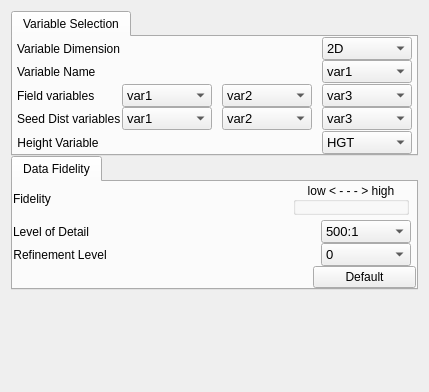
Above: apps/vaporgui/VariablesWidgetGUI.ui from StasJ/vapor-formatted before the change. Below: the same form after it.
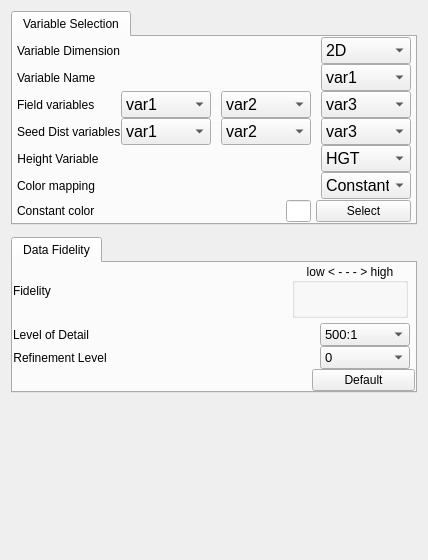
That is the form after the change.

Commit message: TFWidget fixed, now to move color selectors to VariablesWidget

What changed in the file:
```diff
--- a/apps/vaporgui/VariablesWidgetGUI.ui
+++ b/apps/vaporgui/VariablesWidgetGUI.ui
@@ -6,8 +6,8 @@
    <rect>
     <x>0</x>
     <y>0</y>
-    <width>429</width>
-    <height>392</height>
+    <width>427</width>
+    <height>560</height>
    </rect>
   </property>
   <property name="maximumSize">
@@ -22,12 +22,7 @@
   <property name="whatsThis">
    <string>This tab allows the user to select the variables that they want to render, and the resolution at which they would like to render them.</string>
   </property>
-  <layout class="QHBoxLayout" name="horizontalLayout_10">
-   <item>
-    <layout class="QVBoxLayout" name="verticalLayout_2">
-     <property name="spacing">
-      <number>0</number>
-     </property>
+  <layout class="QVBoxLayout" name="verticalLayout_4">
      <item>
       <widget class="QTabWidget" name="tabWidget_2">
        <property name="currentIndex">
@@ -37,7 +32,7 @@
         <attribute name="title">
          <string>Variable Selection</string>
         </attribute>
-        <layout class="QVBoxLayout" name="verticalLayout_4">
+      <layout class="QVBoxLayout" name="verticalLayout_2">
          <property name="spacing">
           <number>0</number>
          </property>
@@ -122,7 +117,7 @@
               </property>
               <property name="font">
                <font>
-                <pointsize>10</pointsize>
+              <pointsize>12</pointsize>
                </font>
               </property>
               <property name="toolTip">
@@ -218,7 +213,7 @@
               </property>
               <property name="font">
                <font>
-                <pointsize>10</pointsize>
+              <pointsize>12</pointsize>
                </font>
               </property>
               <property name="toolTip">
@@ -309,7 +304,7 @@
               </property>
               <property name="font">
                <font>
-                <pointsize>10</pointsize>
+              <pointsize>12</pointsize>
                </font>
               </property>
               <property name="whatsThis">
@@ -354,7 +349,7 @@
               </property>
               <property name="font">
                <font>
-                <pointsize>10</pointsize>
+              <pointsize>12</pointsize>
                </font>
               </property>
               <property name="whatsThis">
@@ -399,7 +394,7 @@
               </property>
               <property name="font">
                <font>
-                <pointsize>10</pointsize>
+              <pointsize>12</pointsize>
                </font>
               </property>
               <property name="whatsThis">
@@ -484,7 +479,7 @@
               </property>
               <property name="font">
                <font>
-                <pointsize>10</pointsize>
+              <pointsize>12</pointsize>
                </font>
               </property>
               <property name="whatsThis">
@@ -529,7 +524,7 @@
               </property>
               <property name="font">
                <font>
-                <pointsize>10</pointsize>
+              <pointsize>12</pointsize>
                </font>
               </property>
               <property name="whatsThis">
@@ -574,7 +569,7 @@
               </property>
               <property name="font">
                <font>
-                <pointsize>10</pointsize>
+              <pointsize>12</pointsize>
                </font>
               </property>
               <property name="whatsThis">
@@ -663,7 +658,7 @@
               <property name="font">
                <font>
                 <family>MS Shell Dlg 2</family>
-                <pointsize>10</pointsize>
+              <pointsize>12</pointsize>
                </font>
               </property>
               <property name="focusPolicy">
@@ -682,6 +677,155 @@
            </layout>
           </widget>
          </item>
+       <item>
+        <widget class="QFrame" name="colorMappingFrame">
+         <layout class="QHBoxLayout" name="colorMappingLayout_2">
+          <property name="spacing">
+           <number>0</number>
+          </property>
+          <property name="leftMargin">
+           <number>4</number>
+          </property>
+          <property name="topMargin">
+           <number>0</number>
+          </property>
+          <property name="rightMargin">
+           <number>4</number>
+          </property>
+          <property name="bottomMargin">
+           <number>0</number>
+          </property>
+          <item>
+           <widget class="QLabel" name="colorVarLabel_2">
+            <property name="text">
+             <string>Color mapping</string>
+            </property>
+           </widget>
+          </item>
+          <item>
+           <spacer name="horizontalSpacer_15">
+            <property name="orientation">
+             <enum>Qt::Horizontal</enum>
+            </property>
+            <property name="sizeHint" stdset="0">
+             <size>
+              <width>40</width>
+              <height>0</height>
+             </size>
+            </property>
+           </spacer>
+          </item>
+          <item>
+           <widget class="QComboBox" name="colormapVarCombo_2">
+            <property name="minimumSize">
+             <size>
+              <width>90</width>
+              <height>0</height>
+             </size>
+            </property>
+            <property name="maximumSize">
+             <size>
+              <width>75</width>
+              <height>16777215</height>
+             </size>
+            </property>
+            <property name="font">
+             <font>
+              <pointsize>12</pointsize>
+             </font>
+            </property>
+            <property name="layoutDirection">
+             <enum>Qt::LeftToRight</enum>
+            </property>
+            <item>
+             <property name="text">
+              <string>Constant</string>
+             </property>
+            </item>
+           </widget>
+          </item>
+         </layout>
+        </widget>
+       </item>
+       <item>
+        <widget class="QFrame" name="constColorFrame">
+         <layout class="QHBoxLayout" name="constColorLayout_2">
+          <property name="spacing">
+           <number>5</number>
+          </property>
+          <property name="leftMargin">
+           <number>4</number>
+          </property>
+          <property name="topMargin">
+           <number>0</number>
+          </property>
+          <property name="rightMargin">
+           <number>4</number>
+          </property>
+          <property name="bottomMargin">
+           <number>0</number>
+          </property>
+          <item>
+           <widget class="QLabel" name="constColorLabel_2">
+            <property name="text">
+             <string>Constant color</string>
+            </property>
+           </widget>
+          </item>
+          <item>
+           <spacer name="horizontalSpacer_16">
+            <property name="orientation">
+             <enum>Qt::Horizontal</enum>
+            </property>
+            <property name="sizeHint" stdset="0">
+             <size>
+              <width>40</width>
+              <height>0</height>
+             </size>
+            </property>
+           </spacer>
+          </item>
+          <item>
+           <widget class="QLineEdit" name="colorDisplay_2">
+            <property name="maximumSize">
+             <size>
+              <width>25</width>
+              <height>16777215</height>
+             </size>
+            </property>
+            <property name="readOnly">
+             <bool>true</bool>
+            </property>
+           </widget>
+          </item>
+          <item>
+           <widget class="QPushButton" name="colorSelectButton_2">
+            <property name="minimumSize">
+             <size>
+              <width>95</width>
+              <height>0</height>
+             </size>
+            </property>
+            <property name="maximumSize">
+             <size>
+              <width>100</width>
+              <height>16777215</height>
+             </size>
+            </property>
+            <property name="text">
+             <string>Select</string>
+            </property>
+            <property name="iconSize">
+             <size>
+              <width>16</width>
+              <height>16</height>
+             </size>
+            </property>
+           </widget>
+          </item>
+         </layout>
+        </widget>
+       </item>
         </layout>
        </widget>
       </widget>
@@ -1034,12 +1178,10 @@
        <property name="sizeHint" stdset="0">
         <size>
          <width>20</width>
-         <height>40</height>
+       <height>120</height>
         </size>
        </property>
       </spacer>
-     </item>
-    </layout>
    </item>
   </layout>
  </widget>
```
Left out of the diff: 1 changed line with no effect on the pictures. Lines whose indentation alone changed are shown as unchanged. The commit also changes 6 other files.
